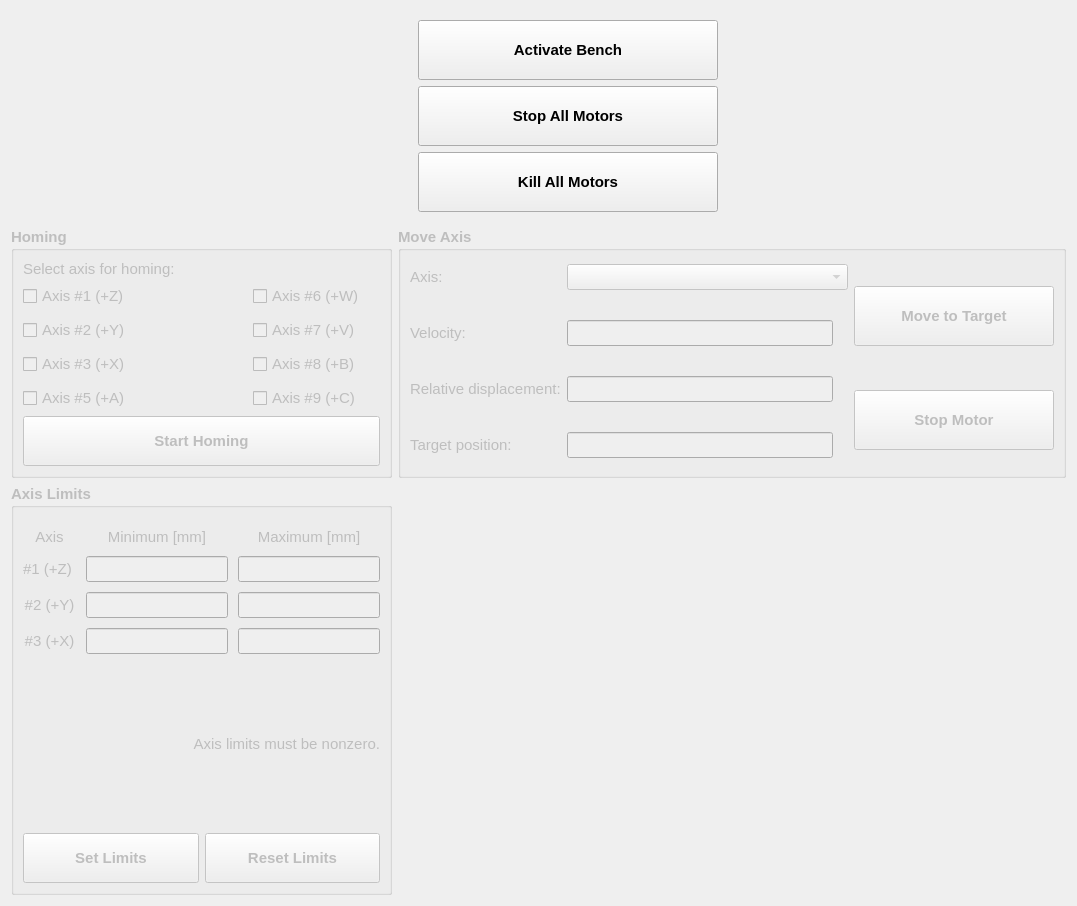
The window that hallbench/gui/ui/motorswidget.ui (lnls-ima/hall-bench-control) describes before a commit, drawn with Qt 5.
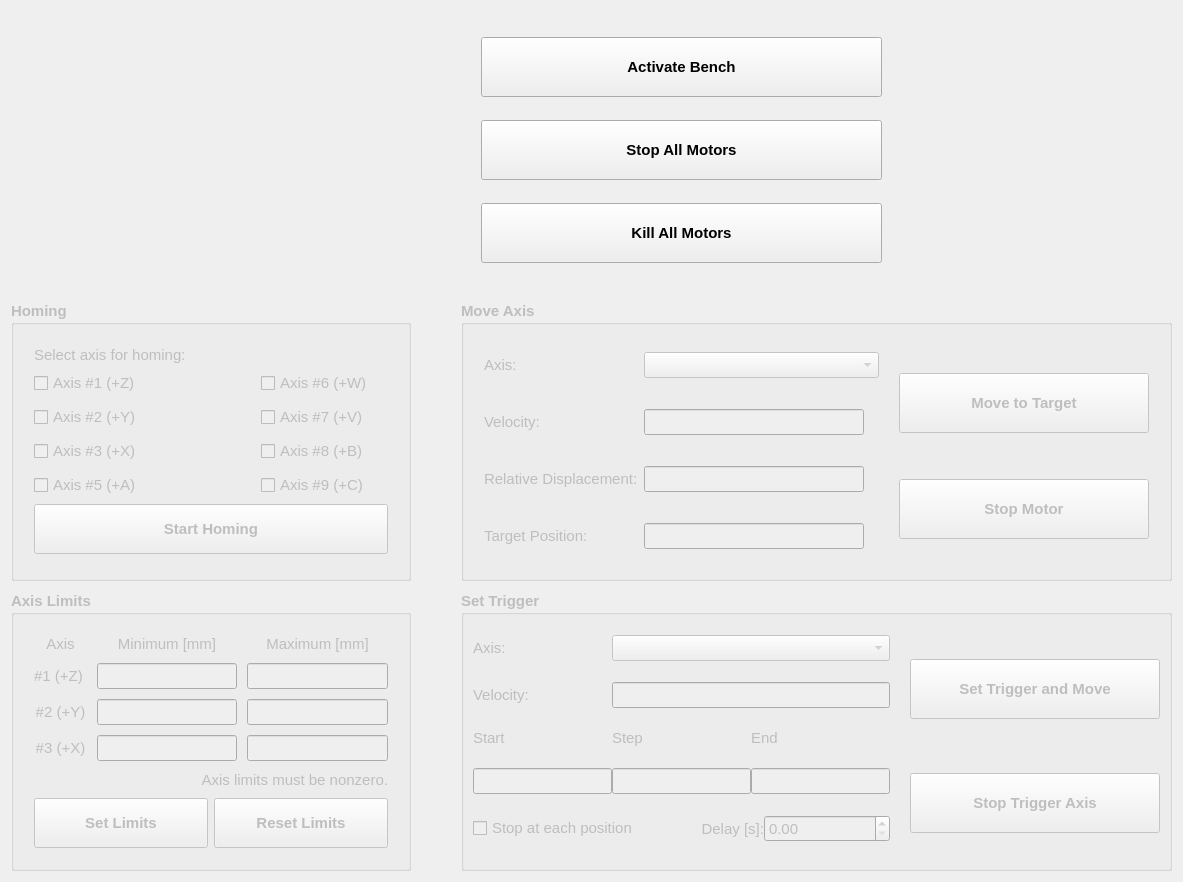
The same window after the commit. Icons and pictures are not drawn.

Commit message: Add trigger option in motors widget.

```diff
--- a/hallbench/gui/ui/motorswidget.ui
+++ b/hallbench/gui/ui/motorswidget.ui
@@ -6,8 +6,8 @@
    <rect>
     <x>0</x>
     <y>0</y>
-    <width>1077</width>
-    <height>906</height>
+    <width>1183</width>
+    <height>882</height>
    </rect>
   </property>
   <property name="font">
@@ -18,95 +18,13 @@
   <property name="windowTitle">
    <string>Motors</string>
   </property>
-  <layout class="QGridLayout" name="gridLayout_7">
-   <item row="0" column="0">
-    <widget class="QLabel" name="label_8">
-     <property name="text">
-      <string/>
-     </property>
-     <property name="pixmap">
-      <pixmap>../../resources/img/coordinate_system.png</pixmap>
-     </property>
-     <property name="scaledContents">
-      <bool>true</bool>
-     </property>
-    </widget>
-   </item>
-   <item row="0" column="1">
-    <widget class="QFrame" name="mainbuttons_fm">
-     <property name="enabled">
-      <bool>true</bool>
-     </property>
-     <layout class="QVBoxLayout" name="buttons_lt">
-      <property name="leftMargin">
-       <number>20</number>
-      </property>
-      <property name="rightMargin">
-       <number>20</number>
-      </property>
-      <item>
-       <widget class="QPushButton" name="activate_btn">
-        <property name="minimumSize">
-         <size>
-          <width>300</width>
-          <height>60</height>
-         </size>
-        </property>
-        <property name="font">
-         <font>
-          <weight>75</weight>
-          <bold>true</bold>
-         </font>
-        </property>
-        <property name="text">
-         <string>Activate Bench</string>
-        </property>
-       </widget>
-      </item>
-      <item>
-       <widget class="QPushButton" name="stopall_btn">
-        <property name="minimumSize">
-         <size>
-          <width>300</width>
-          <height>60</height>
-         </size>
-        </property>
-        <property name="font">
-         <font>
-          <weight>75</weight>
-          <bold>true</bold>
-         </font>
-        </property>
-        <property name="text">
-         <string>Stop All Motors</string>
-        </property>
-       </widget>
-      </item>
-      <item>
-       <widget class="QPushButton" name="killall_btn">
-        <property name="minimumSize">
-         <size>
-          <width>300</width>
-          <height>60</height>
-         </size>
-        </property>
-        <property name="font">
-         <font>
-          <weight>75</weight>
-          <bold>true</bold>
-         </font>
-        </property>
-        <property name="text">
-         <string>Kill All Motors</string>
-        </property>
-       </widget>
-      </item>
-     </layout>
-    </widget>
-   </item>
-   <item row="0" column="2">
-    <layout class="QVBoxLayout" name="position_lt"/>
-   </item>
+  <layout class="QGridLayout" name="gridLayout_11">
+   <property name="horizontalSpacing">
+    <number>50</number>
+   </property>
+   <property name="verticalSpacing">
+    <number>10</number>
+   </property>
    <item row="1" column="0">
     <widget class="QGroupBox" name="homing_gb">
      <property name="enabled">
@@ -125,6 +43,9 @@
       <bool>false</bool>
      </property>
      <layout class="QGridLayout" name="gridLayout_8">
+      <property name="margin">
+       <number>20</number>
+      </property>
       <item row="0" column="0" colspan="2">
        <widget class="QLabel" name="label">
         <property name="sizePolicy">
@@ -497,271 +418,22 @@
      </layout>
     </widget>
    </item>
-   <item row="1" column="1" colspan="2">
-    <widget class="QGroupBox" name="moveaxis_gb">
-     <property name="enabled">
-      <bool>false</bool>
+   <item row="0" column="0">
+    <widget class="QLabel" name="label_8">
+     <property name="text">
+      <string/>
      </property>
-     <property name="font">
-      <font>
-       <weight>75</weight>
-       <bold>true</bold>
-      </font>
+     <property name="pixmap">
+      <pixmap>../../resources/img/coordinate_system.png</pixmap>
      </property>
-     <property name="title">
-      <string>Move Axis</string>
+     <property name="scaledContents">
+      <bool>true</bool>
      </property>
-     <layout class="QGridLayout" name="gridLayout_6">
-      <item row="0" column="0" rowspan="2">
-       <layout class="QGridLayout" name="gridLayout_4">
-        <property name="sizeConstraint">
-         <enum>QLayout::SetDefaultConstraint</enum>
-        </property>
-        <property name="horizontalSpacing">
-         <number>6</number>
-        </property>
-        <property name="verticalSpacing">
-         <number>30</number>
-        </property>
-        <item row="3" column="0">
-         <widget class="QLabel" name="label_12">
-          <property name="font">
-           <font>
-            <weight>50</weight>
-            <bold>false</bold>
-           </font>
-          </property>
-          <property name="text">
-           <string>Target position:</string>
-          </property>
-         </widget>
-        </item>
-        <item row="2" column="1">
-         <widget class="QLineEdit" name="reldisp_le">
-          <property name="font">
-           <font>
-            <weight>50</weight>
-            <bold>false</bold>
-           </font>
-          </property>
-         </widget>
-        </item>
-        <item row="3" column="1">
-         <widget class="QLineEdit" name="targetpos_le">
-          <property name="font">
-           <font>
-            <weight>50</weight>
-            <bold>false</bold>
-           </font>
-          </property>
-         </widget>
-        </item>
-        <item row="1" column="2">
-         <widget class="QLabel" name="targetvelunit_la">
-          <property name="sizePolicy">
-           <sizepolicy hsizetype="Minimum" vsizetype="Preferred">
-            <horstretch>0</horstretch>
-            <verstretch>0</verstretch>
-           </sizepolicy>
-          </property>
-          <property name="font">
-           <font>
-            <weight>50</weight>
-            <bold>false</bold>
-           </font>
-          </property>
-          <property name="text">
-           <string/>
-          </property>
-         </widget>
-        </item>
-        <item row="3" column="2">
-         <widget class="QLabel" name="targetposunit_la">
-          <property name="sizePolicy">
-           <sizepolicy hsizetype="Minimum" vsizetype="Preferred">
-            <horstretch>0</horstretch>
-            <verstretch>0</verstretch>
-           </sizepolicy>
-          </property>
-          <property name="font">
-           <font>
-            <weight>50</weight>
-            <bold>false</bold>
-           </font>
-          </property>
-          <property name="text">
-           <string/>
-          </property>
-         </widget>
-        </item>
-        <item row="2" column="0">
-         <widget class="QLabel" name="label_11">
-          <property name="font">
-           <font>
-            <weight>50</weight>
-            <bold>false</bold>
-           </font>
-          </property>
-          <property name="text">
-           <string>Relative displacement:</string>
-          </property>
-         </widget>
-        </item>
-        <item row="1" column="1">
-         <widget class="QLineEdit" name="targetvel_le">
-          <property name="font">
-           <font>
-            <weight>50</weight>
-            <bold>false</bold>
-           </font>
-          </property>
-         </widget>
-        </item>
-        <item row="2" column="2">
-         <widget class="QLabel" name="reldispunit_la">
-          <property name="sizePolicy">
-           <sizepolicy hsizetype="Minimum" vsizetype="Preferred">
-            <horstretch>0</horstretch>
-            <verstretch>0</verstretch>
-           </sizepolicy>
-          </property>
-          <property name="font">
-           <font>
-            <weight>50</weight>
-            <bold>false</bold>
-           </font>
-          </property>
-          <property name="text">
-           <string/>
-          </property>
-         </widget>
-        </item>
-        <item row="0" column="1" colspan="2">
-         <widget class="QComboBox" name="selectaxis_cmb">
-          <property name="font">
-           <font>
-            <weight>50</weight>
-            <bold>false</bold>
-           </font>
-          </property>
-          <item>
-           <property name="text">
-            <string/>
-           </property>
-          </item>
-          <item>
-           <property name="text">
-            <string>#1 (+Z)</string>
-           </property>
-          </item>
-          <item>
-           <property name="text">
-            <string>#2 (+Y)</string>
-           </property>
-          </item>
-          <item>
-           <property name="text">
-            <string>#3 (+X)</string>
-           </property>
-          </item>
-          <item>
-           <property name="text">
-            <string>#5 (+A)</string>
-           </property>
-          </item>
-          <item>
-           <property name="text">
-            <string>#6 (+W)</string>
-           </property>
-          </item>
-          <item>
-           <property name="text">
-            <string>#7 (+V)</string>
-           </property>
-          </item>
-          <item>
-           <property name="text">
-            <string>#8 (+B)</string>
-           </property>
-          </item>
-          <item>
-           <property name="text">
-            <string>#9 (+C)</string>
-           </property>
-          </item>
-         </widget>
-        </item>
-        <item row="1" column="0">
-         <widget class="QLabel" name="label_10">
-          <property name="font">
-           <font>
-            <weight>50</weight>
-            <bold>false</bold>
-           </font>
-          </property>
-          <property name="text">
-           <string>Velocity:</string>
-          </property>
-         </widget>
-        </item>
-        <item row="0" column="0">
-         <widget class="QLabel" name="label_9">
-          <property name="font">
-           <font>
-            <weight>50</weight>
-            <bold>false</bold>
-           </font>
-          </property>
-          <property name="text">
-           <string>Axis:</string>
-          </property>
-         </widget>
-        </item>
-       </layout>
-      </item>
-      <item row="0" column="1">
-       <widget class="QPushButton" name="move_btn">
-        <property name="enabled">
-         <bool>false</bool>
-        </property>
-        <property name="minimumSize">
-         <size>
-          <width>200</width>
-          <height>60</height>
-         </size>
-        </property>
-        <property name="text">
-         <string>Move to Target</string>
-        </property>
-        <property name="icon">
-         <iconset>
-          <normaloff>../../resources/img/move.png</normaloff>../../resources/img/move.png</iconset>
-        </property>
-       </widget>
-      </item>
-      <item row="1" column="1">
-       <widget class="QPushButton" name="stop_btn">
-        <property name="enabled">
-         <bool>false</bool>
-        </property>
-        <property name="minimumSize">
-         <size>
-          <width>200</width>
-          <height>60</height>
-         </size>
-        </property>
-        <property name="text">
-         <string>Stop Motor</string>
-        </property>
-        <property name="icon">
-         <iconset>
-          <normaloff>../../resources/img/stop.png</normaloff>../../resources/img/stop.png</iconset>
-        </property>
-       </widget>
-      </item>
-     </layout>
     </widget>
    </item>
+   <item row="0" column="3">
+    <layout class="QVBoxLayout" name="position_lt"/>
+   </item>
    <item row="2" column="0">
     <widget class="QGroupBox" name="limits_gb">
      <property name="enabled">
@@ -783,15 +455,9 @@
       <bool>false</bool>
      </property>
      <layout class="QGridLayout" name="gridLayout_5">
-      <property name="topMargin">
+      <property name="margin">
        <number>20</number>
       </property>
-      <property name="rightMargin">
-       <number>9</number>
-      </property>
-      <property name="bottomMargin">
-       <number>9</number>
-      </property>
       <item row="0" column="0">
        <layout class="QGridLayout" name="gridLayout_2">
         <property name="spacing">
@@ -1085,18 +751,675 @@
      </layout>
     </widget>
    </item>
-   <item row="2" column="1">
-    <spacer name="verticalSpacer">
-     <property name="orientation">
-      <enum>Qt::Vertical</enum>
+   <item row="0" column="1" colspan="2">
+    <widget class="QFrame" name="mainbuttons_fm">
+     <property name="enabled">
+      <bool>true</bool>
      </property>
-     <property name="sizeHint" stdset="0">
-      <size>
-       <width>20</width>
-       <height>246</height>
-      </size>
+     <layout class="QVBoxLayout" name="buttons_lt">
+      <property name="leftMargin">
+       <number>20</number>
+      </property>
+      <property name="rightMargin">
+       <number>20</number>
+      </property>
+      <item>
+       <widget class="QPushButton" name="activate_btn">
+        <property name="minimumSize">
+         <size>
+          <width>300</width>
+          <height>60</height>
+         </size>
+        </property>
+        <property name="font">
+         <font>
+          <weight>75</weight>
+          <bold>true</bold>
+         </font>
+        </property>
+        <property name="text">
+         <string>Activate Bench</string>
+        </property>
+       </widget>
+      </item>
+      <item>
+       <widget class="QPushButton" name="stopall_btn">
+        <property name="minimumSize">
+         <size>
+          <width>300</width>
+          <height>60</height>
+         </size>
+        </property>
+        <property name="font">
+         <font>
+          <weight>75</weight>
+          <bold>true</bold>
+         </font>
+        </property>
+        <property name="text">
+         <string>Stop All Motors</string>
+        </property>
+       </widget>
+      </item>
+      <item>
+       <widget class="QPushButton" name="killall_btn">
+        <property name="minimumSize">
+         <size>
+          <width>300</width>
+          <height>60</height>
+         </size>
+        </property>
+        <property name="font">
+         <font>
+          <weight>75</weight>
+          <bold>true</bold>
+         </font>
+        </property>
+        <property name="text">
+         <string>Kill All Motors</string>
+        </property>
+       </widget>
+      </item>
+     </layout>
+    </widget>
+   </item>
+   <item row="1" column="1" colspan="3">
+    <widget class="QGroupBox" name="moveaxis_gb">
+     <property name="enabled">
+      <bool>false</bool>
      </property>
-    </spacer>
+     <property name="font">
+      <font>
+       <weight>75</weight>
+       <bold>true</bold>
+      </font>
+     </property>
+     <property name="title">
+      <string>Move Axis</string>
+     </property>
+     <layout class="QGridLayout" name="gridLayout_6">
+      <property name="horizontalSpacing">
+       <number>20</number>
+      </property>
+      <property name="margin">
+       <number>20</number>
+      </property>
+      <item row="0" column="0" rowspan="2">
+       <layout class="QGridLayout" name="gridLayout_4">
+        <property name="sizeConstraint">
+         <enum>QLayout::SetDefaultConstraint</enum>
+        </property>
+        <property name="horizontalSpacing">
+         <number>6</number>
+        </property>
+        <property name="verticalSpacing">
+         <number>30</number>
+        </property>
+        <item row="2" column="2">
+         <widget class="QLabel" name="reldispunit_la">
+          <property name="sizePolicy">
+           <sizepolicy hsizetype="Minimum" vsizetype="Preferred">
+            <horstretch>0</horstretch>
+            <verstretch>0</verstretch>
+           </sizepolicy>
+          </property>
+          <property name="font">
+           <font>
+            <weight>50</weight>
+            <bold>false</bold>
+           </font>
+          </property>
+          <property name="text">
+           <string/>
+          </property>
+         </widget>
+        </item>
+        <item row="0" column="1" colspan="2">
+         <widget class="QComboBox" name="selectaxis_cmb">
+          <property name="font">
+           <font>
+            <weight>50</weight>
+            <bold>false</bold>
+           </font>
+          </property>
+          <item>
+           <property name="text">
+            <string/>
+           </property>
+          </item>
+          <item>
+           <property name="text">
+            <string>#1 (+Z)</string>
+           </property>
+          </item>
+          <item>
+           <property name="text">
+            <string>#2 (+Y)</string>
+           </property>
+          </item>
+          <item>
+           <property name="text">
+            <string>#3 (+X)</string>
+           </property>
+          </item>
+          <item>
+           <property name="text">
+            <string>#5 (+A)</string>
+           </property>
+          </item>
+          <item>
+           <property name="text">
+            <string>#6 (+W)</string>
+           </property>
+          </item>
+          <item>
+           <property name="text">
+            <string>#7 (+V)</string>
+           </property>
+          </item>
+          <item>
+           <property name="text">
+            <string>#8 (+B)</string>
+           </property>
+          </item>
+          <item>
+           <property name="text">
+            <string>#9 (+C)</string>
+           </property>
+          </item>
+         </widget>
+        </item>
+        <item row="1" column="2">
+         <widget class="QLabel" name="targetvelunit_la">
+          <property name="sizePolicy">
+           <sizepolicy hsizetype="Minimum" vsizetype="Preferred">
+            <horstretch>0</horstretch>
+            <verstretch>0</verstretch>
+           </sizepolicy>
+          </property>
+          <property name="font">
+           <font>
+            <weight>50</weight>
+            <bold>false</bold>
+           </font>
+          </property>
+          <property name="text">
+           <string/>
+          </property>
+         </widget>
+        </item>
+        <item row="3" column="2">
+         <widget class="QLabel" name="targetposunit_la">
+          <property name="sizePolicy">
+           <sizepolicy hsizetype="Minimum" vsizetype="Preferred">
+            <horstretch>0</horstretch>
+            <verstretch>0</verstretch>
+           </sizepolicy>
+          </property>
+          <property name="font">
+           <font>
+            <weight>50</weight>
+            <bold>false</bold>
+           </font>
+          </property>
+          <property name="text">
+           <string/>
+          </property>
+         </widget>
+        </item>
+        <item row="2" column="0">
+         <widget class="QLabel" name="label_11">
+          <property name="font">
+           <font>
+            <weight>50</weight>
+            <bold>false</bold>
+           </font>
+          </property>
+          <property name="text">
+           <string>Relative Displacement:</string>
+          </property>
+         </widget>
+        </item>
+        <item row="1" column="1">
+         <widget class="QLineEdit" name="targetvel_le">
+          <property name="font">
+           <font>
+            <weight>50</weight>
+            <bold>false</bold>
+           </font>
+          </property>
+         </widget>
+        </item>
+        <item row="1" column="0">
+         <widget class="QLabel" name="label_10">
+          <property name="font">
+           <font>
+            <weight>50</weight>
+            <bold>false</bold>
+           </font>
+          </property>
+          <property name="text">
+           <string>Velocity:</string>
+          </property>
+         </widget>
+        </item>
+        <item row="0" column="0">
+         <widget class="QLabel" name="label_9">
+          <property name="font">
+           <font>
+            <weight>50</weight>
+            <bold>false</bold>
+           </font>
+          </property>
+          <property name="text">
+           <string>Axis:</string>
+          </property>
+         </widget>
+        </item>
+        <item row="3" column="0">
+         <widget class="QLabel" name="label_12">
+          <property name="font">
+           <font>
+            <weight>50</weight>
+            <bold>false</bold>
+           </font>
+          </property>
+          <property name="text">
+           <string>Target Position:</string>
+          </property>
+         </widget>
+        </item>
+        <item row="2" column="1">
+         <widget class="QLineEdit" name="reldisp_le">
+          <property name="font">
+           <font>
+            <weight>50</weight>
+            <bold>false</bold>
+           </font>
+          </property>
+         </widget>
+        </item>
+        <item row="3" column="1">
+         <widget class="QLineEdit" name="targetpos_le">
+          <property name="font">
+           <font>
+            <weight>50</weight>
+            <bold>false</bold>
+           </font>
+          </property>
+         </widget>
+        </item>
+       </layout>
+      </item>
+      <item row="0" column="1">
+       <widget class="QPushButton" name="move_btn">
+        <property name="enabled">
+         <bool>false</bool>
+        </property>
+        <property name="minimumSize">
+         <size>
+          <width>250</width>
+          <height>60</height>
+         </size>
+        </property>
+        <property name="text">
+         <string>Move to Target</string>
+        </property>
+        <property name="icon">
+         <iconset>
+          <normaloff>../../resources/img/move.png</normaloff>../../resources/img/move.png</iconset>
+        </property>
+       </widget>
+      </item>
+      <item row="1" column="1">
+       <widget class="QPushButton" name="stop_btn">
+        <property name="enabled">
+         <bool>false</bool>
+        </property>
+        <property name="minimumSize">
+         <size>
+          <width>250</width>
+          <height>60</height>
+         </size>
+        </property>
+        <property name="text">
+         <string>Stop Motor</string>
+        </property>
+        <property name="icon">
+         <iconset>
+          <normaloff>../../resources/img/stop.png</normaloff>../../resources/img/stop.png</iconset>
+        </property>
+       </widget>
+      </item>
+     </layout>
+    </widget>
+   </item>
+   <item row="2" column="1" colspan="3">
+    <widget class="QGroupBox" name="trigger_gb">
+     <property name="enabled">
+      <bool>false</bool>
+     </property>
+     <property name="font">
+      <font>
+       <weight>75</weight>
+       <bold>true</bold>
+      </font>
+     </property>
+     <property name="title">
+      <string>Set Trigger</string>
+     </property>
+     <layout class="QGridLayout" name="gridLayout_9">
+      <property name="horizontalSpacing">
+       <number>20</number>
+      </property>
+      <item row="0" column="0" rowspan="2">
+       <layout class="QGridLayout" name="gridLayout_7">
+        <property name="verticalSpacing">
+         <number>20</number>
+        </property>
+        <item row="0" column="0">
+         <widget class="QLabel" name="label_17">
+          <property name="font">
+           <font>
+            <weight>50</weight>
+            <bold>false</bold>
+           </font>
+          </property>
+          <property name="text">
+           <string>Axis:</string>
+          </property>
+         </widget>
+        </item>
+        <item row="1" column="0">
+         <widget class="QLabel" name="label_16">
+          <property name="font">
+           <font>
+            <weight>50</weight>
+            <bold>false</bold>
+           </font>
+          </property>
+          <property name="text">
+           <string>Velocity:</string>
+          </property>
+         </widget>
+        </item>
+        <item row="1" column="1" colspan="2">
+         <widget class="QLineEdit" name="trigvel_le">
+          <property name="sizePolicy">
+           <sizepolicy hsizetype="Preferred" vsizetype="Fixed">
+            <horstretch>0</horstretch>
+            <verstretch>0</verstretch>
+           </sizepolicy>
+          </property>
+          <property name="font">
+           <font>
+            <weight>50</weight>
+            <bold>false</bold>
+           </font>
+          </property>
+         </widget>
+        </item>
+        <item row="2" column="0">
+         <widget class="QLabel" name="label_15">
+          <property name="sizePolicy">
+           <sizepolicy hsizetype="Preferred" vsizetype="Fixed">
+            <horstretch>0</horstretch>
+            <verstretch>0</verstretch>
+           </sizepolicy>
+          </property>
+          <property name="font">
+           <font>
+            <weight>50</weight>
+            <bold>false</bold>
+           </font>
+          </property>
+          <property name="text">
+           <string>Start</string>
+          </property>
+         </widget>
+        </item>
+        <item row="2" column="1">
+         <widget class="QLabel" name="label_18">
+          <property name="sizePolicy">
+           <sizepolicy hsizetype="Preferred" vsizetype="Fixed">
+            <horstretch>0</horstretch>
+            <verstretch>0</verstretch>
+           </sizepolicy>
+          </property>
+          <property name="font">
+           <font>
+            <weight>50</weight>
+            <bold>false</bold>
+           </font>
+          </property>
+          <property name="text">
+           <string>Step</string>
+          </property>
+         </widget>
+        </item>
+        <item row="2" column="2">
+         <widget class="QLabel" name="label_14">
+          <property name="sizePolicy">
+           <sizepolicy hsizetype="Preferred" vsizetype="Fixed">
+            <horstretch>0</horstretch>
+            <verstretch>0</verstretch>
+           </sizepolicy>
+          </property>
+          <property name="font">
+           <font>
+            <weight>50</weight>
+            <bold>false</bold>
+           </font>
+          </property>
+          <property name="text">
+           <string>End</string>
+          </property>
+         </widget>
+        </item>
+        <item row="3" column="0">
+         <widget class="QLineEdit" name="trigstart_le">
+          <property name="sizePolicy">
+           <sizepolicy hsizetype="Preferred" vsizetype="Fixed">
+            <horstretch>0</horstretch>
+            <verstretch>0</verstretch>
+           </sizepolicy>
+          </property>
+          <property name="font">
+           <font>
+            <weight>50</weight>
+            <bold>false</bold>
+           </font>
+          </property>
+         </widget>
+        </item>
+        <item row="3" column="1">
+         <widget class="QLineEdit" name="trigstep_le">
+          <property name="sizePolicy">
+           <sizepolicy hsizetype="Preferred" vsizetype="Fixed">
+            <horstretch>0</horstretch>
+            <verstretch>0</verstretch>
+           </sizepolicy>
+          </property>
+          <property name="font">
+           <font>
+            <weight>50</weight>
+            <bold>false</bold>
+           </font>
+          </property>
+         </widget>
+        </item>
+        <item row="3" column="2">
+         <widget class="QLineEdit" name="trigend_le">
+          <property name="sizePolicy">
+           <sizepolicy hsizetype="Preferred" vsizetype="Fixed">
+            <horstretch>0</horstretch>
+            <verstretch>0</verstretch>
+           </sizepolicy>
+          </property>
+          <property name="font">
+           <font>
+            <weight>50</weight>
+            <bold>false</bold>
+           </font>
+          </property>
+         </widget>
+        </item>
+        <item row="4" column="0" colspan="3">
+         <layout class="QHBoxLayout" name="horizontalLayout_2">
+          <item>
+           <widget class="QCheckBox" name="trigpause_chb">
+            <property name="font">
+             <font>
+              <weight>50</weight>
+              <bold>false</bold>
+             </font>
+            </property>
+            <property name="text">
+             <string>Stop at each position</string>
+            </property>
+           </widget>
+          </item>
+          <item>
+           <widget class="QLabel" name="label_19">
+            <property name="font">
+             <font>
+              <weight>50</weight>
+              <bold>false</bold>
+             </font>
+            </property>
+            <property name="text">
+             <string>Delay [s]:</string>
+            </property>
+            <property name="alignment">
+             <set>Qt::AlignRight|Qt::AlignTrailing|Qt::AlignVCenter</set>
+            </property>
+           </widget>
+          </item>
+          <item>
+           <widget class="QDoubleSpinBox" name="trigdelay_sb">
+            <property name="font">
+             <font>
+              <weight>50</weight>
+              <bold>false</bold>
+             </font>
+            </property>
+           </widget>
+          </item>
+         </layout>
+        </item>
+        <item row="0" column="1" colspan="2">
+         <widget class="QComboBox" name="selecttrigaxis_cmb">
+          <property name="sizePolicy">
+           <sizepolicy hsizetype="Preferred" vsizetype="Fixed">
+            <horstretch>0</horstretch>
+            <verstretch>0</verstretch>
+           </sizepolicy>
+          </property>
+          <property name="font">
+           <font>
+            <weight>50</weight>
+            <bold>false</bold>
+           </font>
+          </property>
+          <item>
+           <property name="text">
+            <string/>
+           </property>
+          </item>
+          <item>
+           <property name="text">
+            <string>#1 (+Z)</string>
+           </property>
+          </item>
+          <item>
+           <property name="text">
+            <string>#2 (+Y)</string>
+           </property>
+          </item>
+          <item>
+           <property name="text">
+            <string>#3 (+X)</string>
+           </property>
+          </item>
+          <item>
+           <property name="text">
+            <string>#5 (+A)</string>
+           </property>
+          </item>
+          <item>
+           <property name="text">
+            <string>#6 (+W)</string>
+           </property>
+          </item>
+          <item>
+           <property name="text">
+            <string>#7 (+V)</string>
+           </property>
+          </item>
+          <item>
+           <property name="text">
+            <string>#8 (+B)</string>
+           </property>
+          </item>
+          <item>
+           <property name="text">
+            <string>#9 (+C)</string>
+           </property>
+          </item>
+         </widget>
+        </item>
+       </layout>
+      </item>
+      <item row="0" column="1">
+       <widget class="QPushButton" name="trigandmove_btn">
+        <property name="enabled">
+         <bool>false</bool>
+        </property>
+        <property name="minimumSize">
+         <size>
+          <width>250</width>
+          <height>60</height>
+         </size>
+        </property>
+        <property name="text">
+         <string>Set Trigger and Move</string>
+        </property>
+        <property name="icon">
+         <iconset>
+          <normaloff>../../resources/img/move.png</normaloff>../../resources/img/move.png</iconset>
+        </property>
+       </widget>
+      </item>
+      <item row="1" column="1">
+       <widget class="QPushButton" name="trigstop_btn">
+        <property name="enabled">
+         <bool>false</bool>
+        </property>
+        <property name="minimumSize">
+         <size>
+          <width>250</width>
+          <height>60</height>
+         </size>
+        </property>
+        <property name="text">
+         <string>Stop Trigger Axis</string>
+        </property>
+        <property name="icon">
+         <iconset>
+          <normaloff>../../resources/img/stop.png</normaloff>../../resources/img/stop.png</iconset>
+        </property>
+       </widget>
+      </item>
+     </layout>
+     <zorder>trigandmove_btn</zorder>
+     <zorder>trigstop_btn</zorder>
+     <zorder>label_19</zorder>
+     <zorder>trigdelay_sb</zorder>
+     <zorder>label_19</zorder>
+     <zorder>trigdelay_sb</zorder>
+     <zorder>trigpause_chb</zorder>
+     <zorder>horizontalSpacer_2</zorder>
+    </widget>
    </item>
   </layout>
  </widget>
```
The commit also changes 1 other file.
